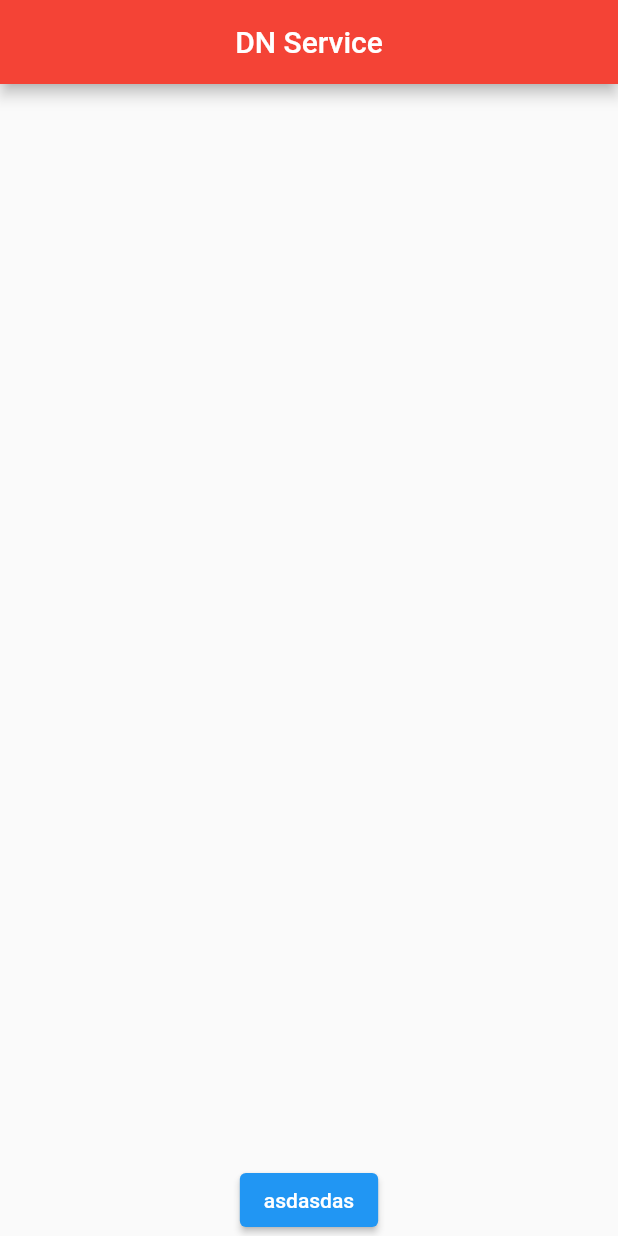
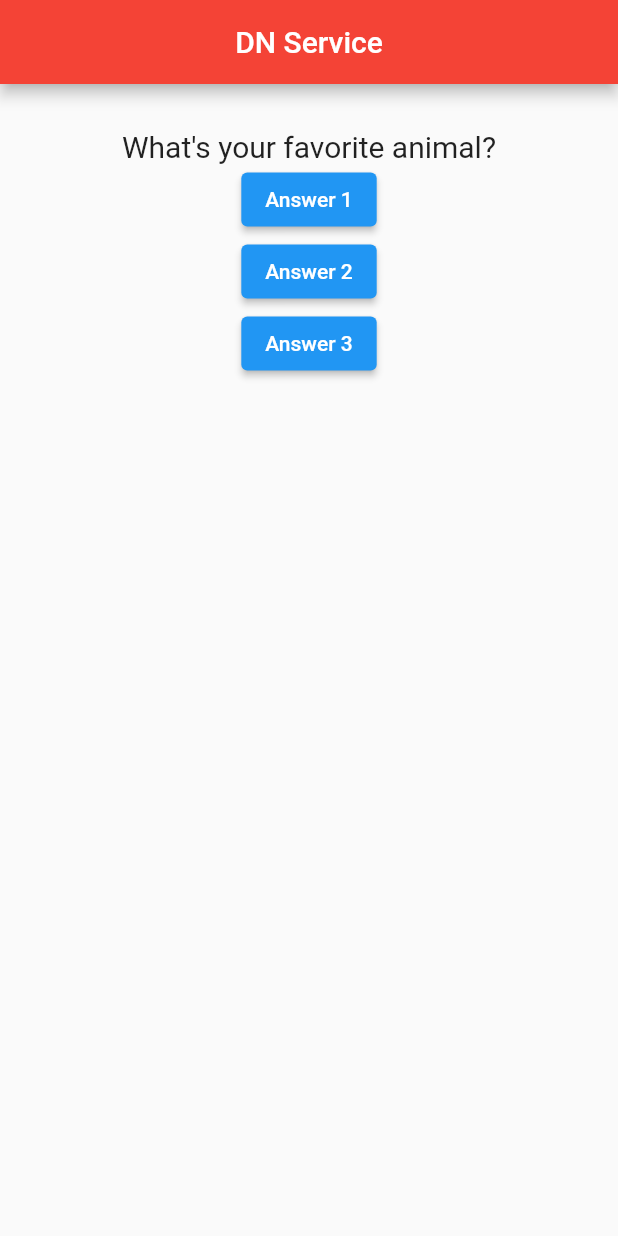
Before and after one commit to RafyDjauhari/DN-First-App, a Flutter app: the screen it shows after launch, on a phone screen of 412 x 824 dp. Run offline on Flutter 3.47's test engine with Material 2 defaults, Android fonts, the phone set to English and light mode, and no system bars.

Commit message:
Update 2

```diff
--- a/lib/main.dart
+++ b/lib/main.dart
@@ -1,4 +1,6 @@
 import 'package:flutter/material.dart';
+
+import 'question.dart';
 
 void main() {
   runApp(MyApp());
@@ -6,9 +8,32 @@ void main() {
 
 // void main() => runApp(MyApp()); // this is the way of writing a main function for 1 expression only
 
-class MyApp extends StatelessWidget {
+class MyApp extends StatefulWidget {
+  @override
+  State<MyApp> createState() {
+    return _MyAppState();
+  }
+}
+
+class _MyAppState extends State<MyApp> {
+  var _questionIndex = 0;
+
+  void _answerQuestion() {
+    setState(() {
+      if (_questionIndex == 1) {
+        _questionIndex = _questionIndex - 1;
+      } else {
+        _questionIndex = _questionIndex + 1;
+      }
+    });
+  }
+
   @override
   Widget build(BuildContext context) {
+    var questions = [
+      "What's your favorite animal?",
+      "What's your favorite food?"
+    ];
     return MaterialApp(
       home: Scaffold(
         appBar: AppBar(
@@ -17,13 +42,38 @@ class MyApp extends StatelessWidget {
             child: Text("DN Service"),
           ),
         ),
-        body: Align(
-          child: ElevatedButton(
-            child: Text("asdasdas"),
-            onPressed: () {},
+        body: Column(children: [
+          Question(
+            questions[_questionIndex],
           ),
-          alignment: AlignmentDirectional.bottomCenter,
-        ),
+          ElevatedButton(
+            child: Text("Answer 1"),
+            onPressed: _answerQuestion,
+          ),
+          ElevatedButton(
+              child: Text("Answer 2"),
+              onPressed: () {
+                setState(() {
+                  if (_questionIndex == 1) {
+                    _questionIndex = _questionIndex - 1;
+                  } else {
+                    _questionIndex = _questionIndex + 1;
+                  }
+                });
+              }),
+          ElevatedButton(
+            child: Text("Answer 3"),
+            onPressed: () {
+              setState(() {
+                if (_questionIndex == 1) {
+                  _questionIndex = _questionIndex - 1;
+                } else {
+                  _questionIndex = _questionIndex + 1;
+                }
+              });
+            },
+          ),
+        ]),
       ),
     );
   }
--- /dev/null
+++ b/lib/question.dart
@@ -0,0 +1,22 @@
+import 'package:flutter/material.dart';
+
+class Question extends StatelessWidget {
+  final String questionText;
+
+  Question(this.questionText);
+
+  @override
+  Widget build(BuildContext context) {
+    return Container(
+      width: double.infinity,
+      margin: EdgeInsets.only(top: 30),
+      child: Text(
+        questionText,
+        style: TextStyle(
+          fontSize: 20,
+        ),
+        textAlign: TextAlign.center,
+      ),
+    );
+  }
+}
```
